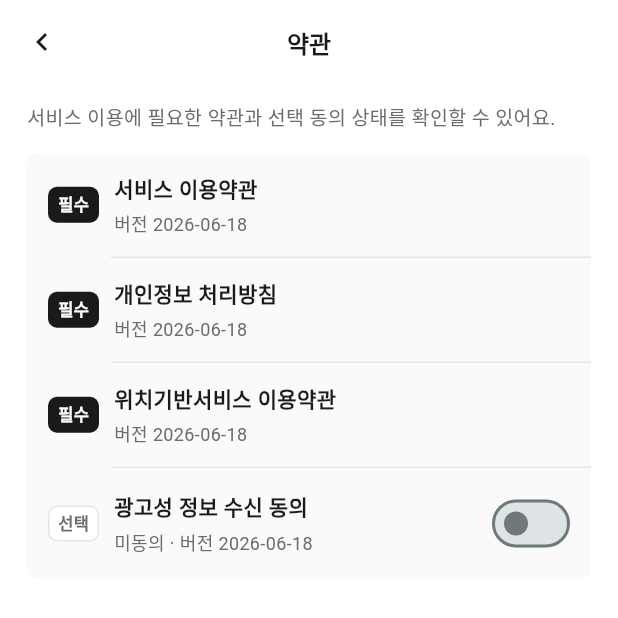
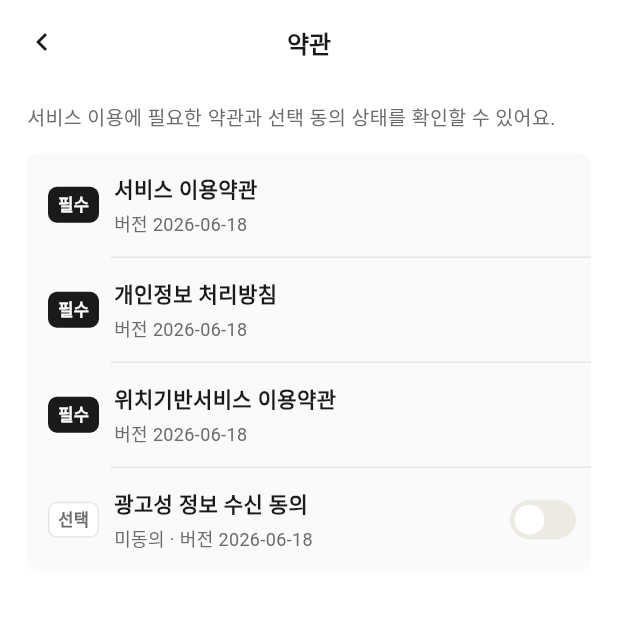
Before and after one commit to together-trip/togethertrip-client-flutter, a Flutter app: the TermsListScreen screen opened directly, on a phone screen of 412 x 824 dp, the top half of it. Run offline on Flutter 3.47's test engine with Material 3 defaults, Android fonts, the phone set to English and light mode, and no system bars; our stand-ins replace flutter_secure_storage, image_picker; missing offline and left inert: kakao_flutter_sdk_user; accounts and stored records are empty.

Commit message:
style: 약관 토글 버튼 테두리 정리

```diff
--- a/lib/features/auth/screen/terms_list_screen.dart
+++ b/lib/features/auth/screen/terms_list_screen.dart
@@ -244,15 +244,13 @@ class _TermsMenuRowState extends State<_TermsMenuRow> {
                         ),
                       ),
                       if (!widget.term.required)
-                        Switch(
+                        _SoftOptionalToggle(
                           key: ValueKey(
                             'optionalTermsSwitch_${widget.term.code}',
                           ),
                           value: widget.agreed,
-                          onChanged: widget.isSaving
-                              ? null
-                              : widget.onAgreementChanged,
-                          activeThumbColor: AppColors.ink,
+                          loading: widget.isSaving,
+                          onChanged: widget.onAgreementChanged,
                         ),
                     ],
                   ),
@@ -263,6 +261,66 @@ class _TermsMenuRowState extends State<_TermsMenuRow> {
                     child: Divider(height: 1, color: AppColors.lineSoft),
                   ),
               ],
+            ),
+          ),
+        ),
+      ),
+    );
+  }
+}
+
+class _SoftOptionalToggle extends StatelessWidget {
+  final bool value;
+  final bool loading;
+  final ValueChanged<bool>? onChanged;
+
+  const _SoftOptionalToggle({
+    super.key,
+    required this.value,
+    required this.loading,
+    required this.onChanged,
+  });
+
+  @override
+  Widget build(BuildContext context) {
+    final enabled = !loading && onChanged != null;
+
+    return GestureDetector(
+      behavior: HitTestBehavior.opaque,
+      onTap: enabled ? () => onChanged!(!value) : null,
+      child: AnimatedOpacity(
+        duration: const Duration(milliseconds: 140),
+        opacity: enabled ? 1 : 0.58,
+        child: AnimatedContainer(
+          duration: const Duration(milliseconds: 180),
+          curve: Curves.easeOutCubic,
+          width: 44,
+          height: 26,
+          padding: const EdgeInsets.all(3),
+          decoration: BoxDecoration(
+            color: value ? AppColors.ink : const Color(0xFFEDEAE3),
+            borderRadius: BorderRadius.circular(999),
+          ),
+          child: AnimatedAlign(
+            duration: const Duration(milliseconds: 180),
+            curve: Curves.easeOutCubic,
+            alignment: value ? Alignment.centerRight : Alignment.centerLeft,
+            child: Container(
+              width: 20,
+              height: 20,
+              decoration: const BoxDecoration(
+                color: Colors.white,
+                shape: BoxShape.circle,
+              ),
+              child: loading
+                  ? const Padding(
+                      padding: EdgeInsets.all(4),
+                      child: CircularProgressIndicator(
+                        strokeWidth: 2,
+                        color: AppColors.ink,
+                      ),
+                    )
+                  : null,
             ),
           ),
         ),
```
Also changed, not shown: lib/features/auth/screen/terms_agreement_screen.dart (+54 -8 lines), 1 other file.
